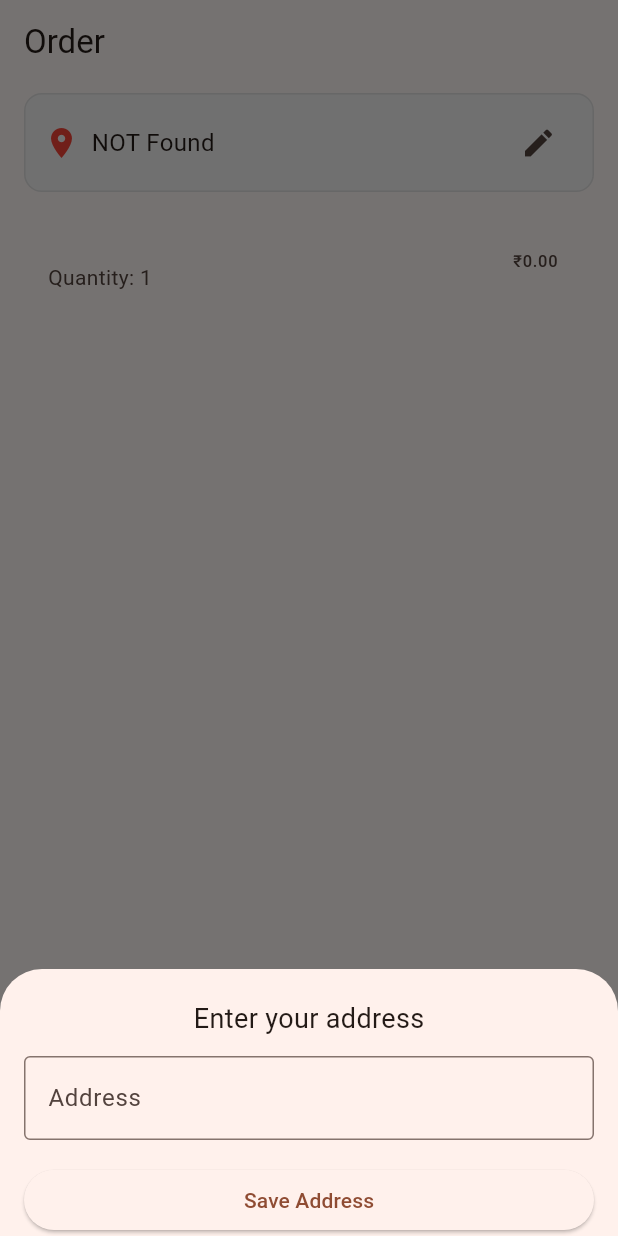
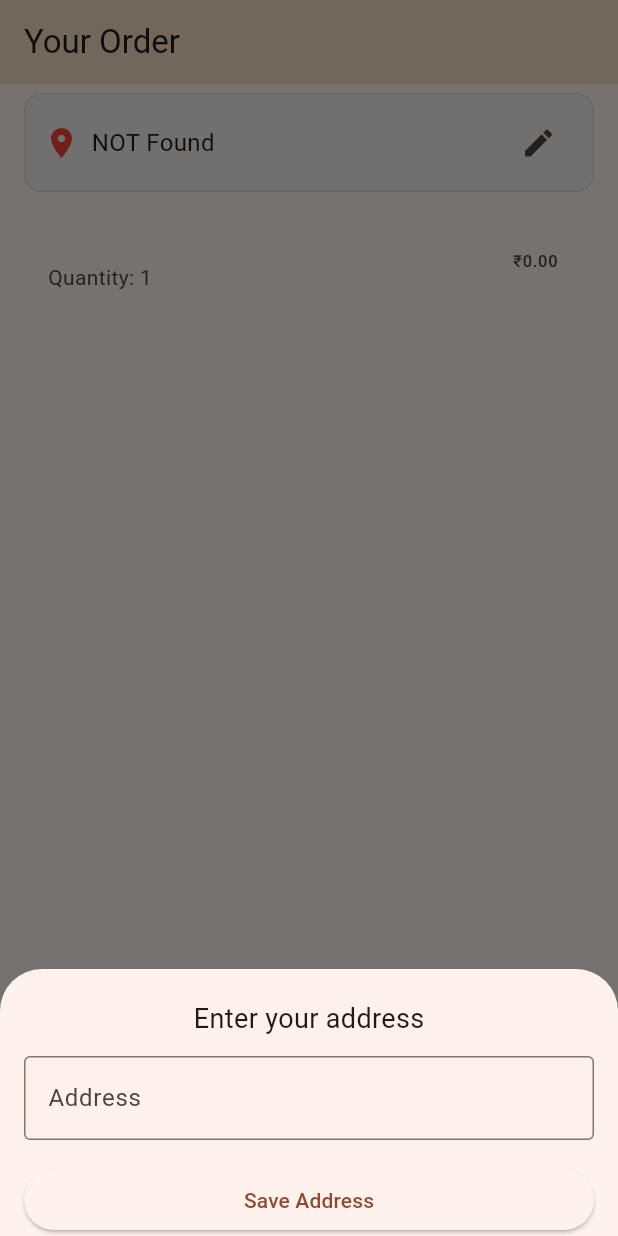
Before and after one commit to abdulrahman0842/DSCart, a Flutter app: the FoodDetailScreen screen opened directly with empty values, after a tap on "Order Now", on a phone screen of 412 x 824 dp. Run offline on Flutter 3.47's test engine with Material 3 defaults, Android fonts, the phone set to English and light mode, and no system bars; our stand-ins replace another_flushbar, hive, hive_flutter, shared_preferences; accounts and stored records are empty.

Commit message:
refactor:remove unused code and fix minor UI Glitches

```diff
--- /dev/null
+++ b/lib/core/widgets/custom_appbar.dart
@@ -0,0 +1,18 @@
+import 'package:flutter/material.dart';
+
+class CustomAppbar extends StatelessWidget implements PreferredSizeWidget {
+  const CustomAppbar({super.key, required this.title, this.actions});
+  final String title;
+  final List<Widget>? actions;
+  @override
+  Widget build(BuildContext context) {
+    return AppBar(backgroundColor: const Color.fromARGB(255, 247, 225, 196),
+      automaticallyImplyLeading: false,
+      title: Text(title),
+      actions: actions,
+    );
+  }
+
+  @override
+  Size get preferredSize => Size.fromHeight(kToolbarHeight);
+}
--- a/lib/features/food_store/view/categorywise_food_screen.dart
+++ b/lib/features/food_store/view/categorywise_food_screen.dart
@@ -2,6 +2,7 @@ import 'package:ds_cart/features/food_store/core/widgets/explore_item_card_widge
 import 'package:flutter/material.dart';
 import 'package:provider/provider.dart';
 
+import '../../../core/widgets/custom_appbar.dart';
 import '../provider/food_provider.dart';
 
 class CategorywiseFoodScreen extends StatefulWidget {
@@ -26,10 +27,7 @@ class _CategorywiseFoodScreenState extends State<CategorywiseFoodScreen> {
   @override
   Widget build(BuildContext context) {
     return Scaffold(
-      appBar: AppBar(
-        title: Text(widget.category),
-        backgroundColor: const Color.fromARGB(255, 247, 225, 196),
-      ),
+      appBar: CustomAppbar(title: widget.category),
       body: Padding(
         padding: const EdgeInsets.symmetric(horizontal: 12.0),
         child: Consumer<FoodProvider>(builder: (context, provider, child) {
--- a/lib/features/food_store/view/food_detail_screen.dart
+++ b/lib/features/food_store/view/food_detail_screen.dart
@@ -1,6 +1,6 @@
 import 'package:ds_cart/features/food_store/model/food_model.dart';
 import 'package:ds_cart/features/food_store/provider/cart_provider.dart';
-import 'package:ds_cart/features/food_store/view/food_order_screen.dart';
+import 'package:ds_cart/features/food_store/view/food_order_detail_screen.dart';
 import 'package:flutter/material.dart';
 import 'package:provider/provider.dart';
 
@@ -129,13 +129,13 @@ class _FoodDetailScreenState extends State<FoodDetailScreen> {
                         Navigator.push(
                             context,
                             MaterialPageRoute(
-                                builder: (context) => FoodOrderScreen()));
+                                builder: (context) => FoodOrderDetailScreen()));
                       } else {
                         await provider.addToCart(context, widget.food);
                         Navigator.push(
                             context,
                             MaterialPageRoute(
-                                builder: (context) => FoodOrderScreen()));
+                                builder: (context) => FoodOrderDetailScreen()));
                       }
                     },
                     icon: Icon(Icons.shopping_cart_checkout),
--- a/lib/features/food_store/view/food_order_screen.dart
+++ b/lib/features/food_store/view/food_order_detail_screen.dart
@@ -1,20 +1,21 @@
 import 'package:ds_cart/core/widgets/address_bottom_sheet.dart';
+import 'package:ds_cart/core/widgets/custom_appbar.dart';
 import 'package:flutter/material.dart';
 import 'package:provider/provider.dart';
 import '../model/food_model.dart';
 import '../provider/cart_provider.dart';
 import '../provider/order_provider.dart';
 
-class FoodOrderScreen extends StatefulWidget {
-  const FoodOrderScreen({
+class FoodOrderDetailScreen extends StatefulWidget {
+  const FoodOrderDetailScreen({
     super.key,
   });
 
   @override
-  State<FoodOrderScreen> createState() => _FoodOrderScreenState();
+  State<FoodOrderDetailScreen> createState() => _FoodOrderDetailScreenState();
 }
 
-class _FoodOrderScreenState extends State<FoodOrderScreen> {
+class _FoodOrderDetailScreenState extends State<FoodOrderDetailScreen> {
   @override
   void initState() {
     super.initState();
@@ -34,10 +35,7 @@ class _FoodOrderScreenState extends State<FoodOrderScreen> {
     double totalAmount = cartProvider.cartTotal;
     double grossTotal = totalAmount + 30;
     return Scaffold(
-      appBar: AppBar(
-        automaticallyImplyLeading: false,
-        title: const Text("Order"),
-      ),
+      appBar: CustomAppbar(title: "Your Order"),
       body: Padding(
         padding: const EdgeInsets.symmetric(horizontal: 16.0, vertical: 6),
         child: Column(
--- a/lib/main.dart
+++ b/lib/main.dart
@@ -47,11 +47,12 @@ class MyApp extends StatelessWidget {
       title: 'DS Cart',
       debugShowCheckedModeBanner: false,
       theme: ThemeData(
+        appBarTheme: AppBarTheme(
+        ),
         colorScheme: ColorScheme.fromSeed(seedColor: Colors.brown),
         useMaterial3: true,
       ),
-      home: SplashScreen(
-      ),
+      home: SplashScreen(),
     );
   }
 }
```
Also changed, not shown: lib/features/food_store/view/food_cart_screen.dart (+7 -7 lines), lib/features/food_store/view/main_screen.dart (+5 -6 lines), lib/features/food_store/view/order_screen.dart (added, +23 -0 lines), lib/view/home_screen.dart (+10 -2 lines), lib/view/user_account_screen.dart (added, +15 -0 lines).
